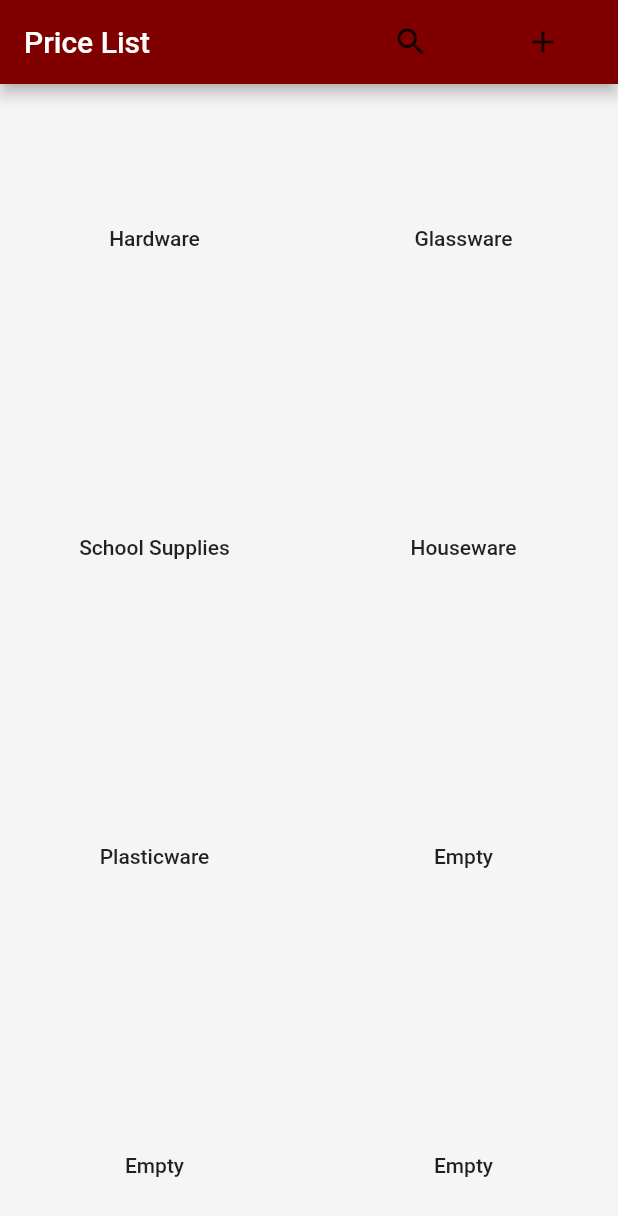
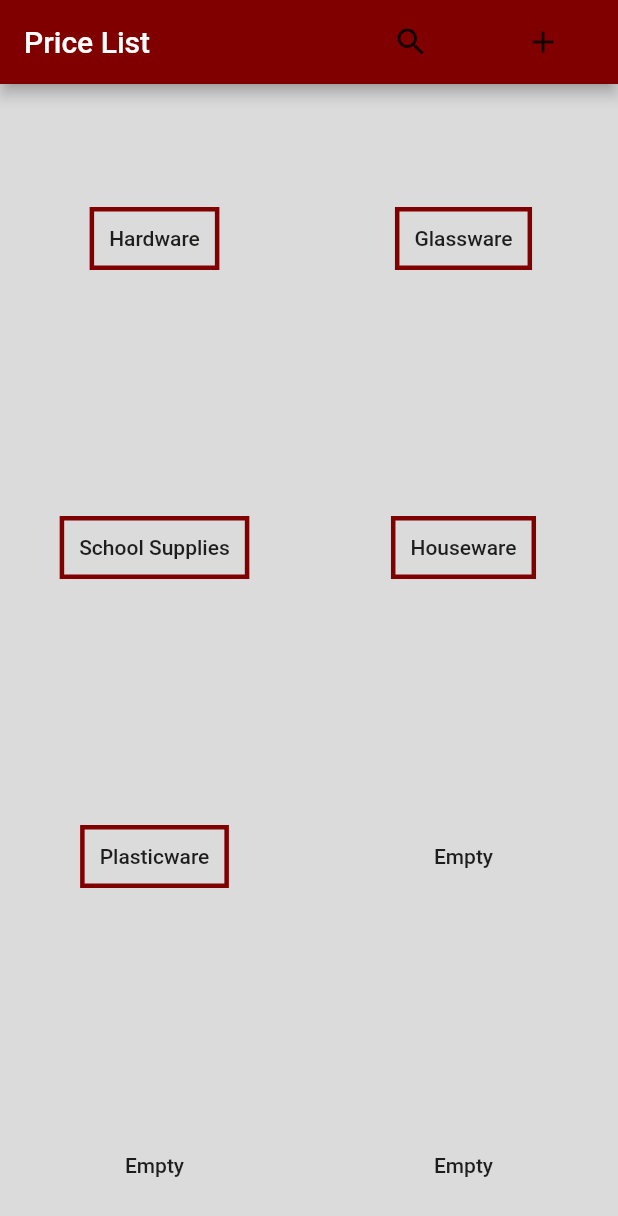
Before and after one commit to porumdc/rmq, a Flutter app: the screen it shows after launch, on a phone screen of 412 x 824 dp. Shown: the top 1216 px of the screen. Run offline on Flutter 3.47's test engine with Material 2 defaults, Android fonts, the light colour scheme and no system bars; our stand-ins replace cloud_firestore, firebase_core, firebase_storage, image_picker, permission_handler; accounts and stored records are empty.

Commit message:
changed background color

```diff
--- a/lib/main.dart
+++ b/lib/main.dart
@@ -17,9 +17,11 @@ class MyApp extends StatelessWidget {
 			DeviceOrientation.portraitUp,
 		]);
 		return MaterialApp(
+			debugShowCheckedModeBanner: false,
 			theme: ThemeData(
 				primaryColor: Color(0xFF800000),
 				accentColor: Color(0xFFA9A9A9),
+				backgroundColor: Color(0xFFDBDBDB),
 				textTheme: TextTheme(
 					headline1: TextStyle(fontSize: 28.0,),
 					headline2: TextStyle(fontSize: 14.0,)
--- a/lib/screens/categories.dart
+++ b/lib/screens/categories.dart
@@ -10,6 +10,7 @@ class CategoriesScreen extends StatelessWidget {
 		String _passedVar = ModalRoute.of(context).settings.arguments;
 
 		return Scaffold(
+			backgroundColor: Color(0xFFDBDBDB),
 			appBar: AppBar(
 				backgroundColor: rmqPrimaryColor,
 				actions: <Widget>[
@@ -35,7 +36,9 @@ class CategoriesScreen extends StatelessWidget {
 							itemCount: snapshot.data.docs.length,
 							itemBuilder: (context, index) {
 								DocumentSnapshot data = snapshot.data.docs[index];
-								return Center(
+								return (snapshot.data.docs.length == 0)
+								? Center(child: Text('Empty :c'))
+								: Center(
 									child: GestureDetector(
 										onTap: () async {
 											Navigator.push(
--- a/lib/screens/editproductform.dart
+++ b/lib/screens/editproductform.dart
@@ -36,7 +36,7 @@ class _EditProductFormState extends State<EditProductForm> {
 					'itemcode': itemcode,
 					//'imageURL': imageURL,
 				})
-				.then((value) => print("Updated"))
+				.then((value) => print('retail: ' + retail + '\nwholesale: ' + wholesale + '\ncategory: ' + category + '\nitemcode: ' + itemcode))
 				.catchError((error) => print("Failed to update user: $error"));
 		} catch (e) {
 			print(e.toString());
@@ -46,6 +46,7 @@ class _EditProductFormState extends State<EditProductForm> {
 	@override
 	Widget build(BuildContext context) {
 		QueryDocumentSnapshot _passedVar = ModalRoute.of(context).settings.arguments;
+		_productName = _passedVar['name'];
 		_category = _passedVar['category'];
 
 		return StreamBuilder(
--- a/lib/screens/home.dart
+++ b/lib/screens/home.dart
@@ -12,36 +12,12 @@ class Home extends StatefulWidget {
 }
 
 class _HomeState extends State<Home> {
-	// void _addNewProduct() {
-	// 	showModalBottomSheet<dynamic>(
-	// 		context: context,
-	// 		isScrollControlled: true,
-	// 		enableDrag: false,
-
-	// 		builder: (BuildContext context) {
-	// 			return Scaffold(
-	// 				body: Padding(
-	// 					padding: EdgeInsets.symmetric(vertical: 20.0, horizontal: 60.0),
-	// 					child: Column(
-	// 						children: <Widget>[
-	// 							GestureDetector(
-	// 								behavior: HitTestBehavior.opaque,
-	// 								onTap: () {},
-	// 								child: AddProductForm(),
-	// 							)
-	// 						],
-	// 					),
-	// 				),
-	// 			);
-	// 		},
-	// 	);
-	// }
 	String catName;
 
 	@override
 	Widget build(BuildContext context) {
 		return Scaffold(
-			backgroundColor: Colors.grey[100],
+			backgroundColor: Theme.of(context).backgroundColor,
 			appBar: AppBar(
 				title: Text('Price List'),
 				backgroundColor: rmqPrimaryColor,
@@ -86,7 +62,16 @@ class _HomeState extends State<Home> {
 													),
 												);
 											},
-											child: Text('Hardware'),
+											child: Container(
+												padding: EdgeInsets.all(10.0),
+												child: Text('Hardware'),
+												decoration: BoxDecoration(
+													border: Border.all(
+														width: 3.0,
+														color: rmqPrimaryColor,
+													),
+												)
+											),
 										),
 									),
 								),
@@ -95,6 +80,7 @@ class _HomeState extends State<Home> {
 									child: Container(
 										width: MediaQuery.of(context).size.width / 2,
 										height: MediaQuery.of(context).size.width / 2,
+
 										child: FlatButton(
 											onPressed: () async {
 												Navigator.push(
@@ -106,7 +92,16 @@ class _HomeState extends State<Home> {
 													),
 												);
 											},
-											child: Text('Glassware'),
+											child: Container(
+												child: Text('Glassware'),
+												padding: EdgeInsets.all(10.0),
+												decoration: BoxDecoration(
+													border: Border.all(
+														width: 3.0,
+														color: rmqPrimaryColor,
+													),
+												)
+											),
 										),
 									),
 								),
@@ -132,7 +127,16 @@ class _HomeState extends State<Home> {
 													),
 												);
 											},
-											child: Text('School Supplies'),
+											child: Container(
+												child: Text('School Supplies'),
+												padding: EdgeInsets.all(10.0),
+												decoration: BoxDecoration(
+													border: Border.all(
+														width: 3.0,
+														color: rmqPrimaryColor,
+													),
+												)
+											),
 										),
 									),
 								),
@@ -152,7 +156,16 @@ class _HomeState extends State<Home> {
 													),
 												);
 											},
-											child: Text('Houseware'),
+											child: Container(
+												child: Text('Houseware'),
+												padding: EdgeInsets.all(10.0),
+												decoration: BoxDecoration(
+													border: Border.all(
+														width: 3.0,
+														color: rmqPrimaryColor,
+													),
+												)
+											),
 										),
 									),
 								),
@@ -178,7 +191,16 @@ class _HomeState extends State<Home> {
 													),
 												);
 											},
-											child: Text('Plasticware'),
+											child: Container(
+												child: Text('Plasticware'),
+												padding: EdgeInsets.all(10.0),
+												decoration: BoxDecoration(
+													border: Border.all(
+														width: 3.0,
+														color: rmqPrimaryColor,
+													),
+												)
+											),
 										),
 									),
 								),
```
Also changed, not shown: lib/services/firestoresearch.dart (line endings or trailing spaces).
